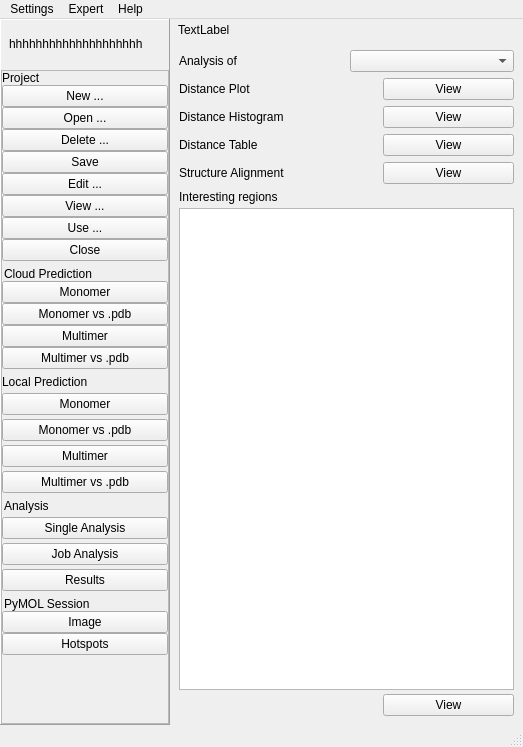
Qt form pyssa/gui/ui/forms/mainWindow_alt.ui (urban233/PySSA) before a commit.
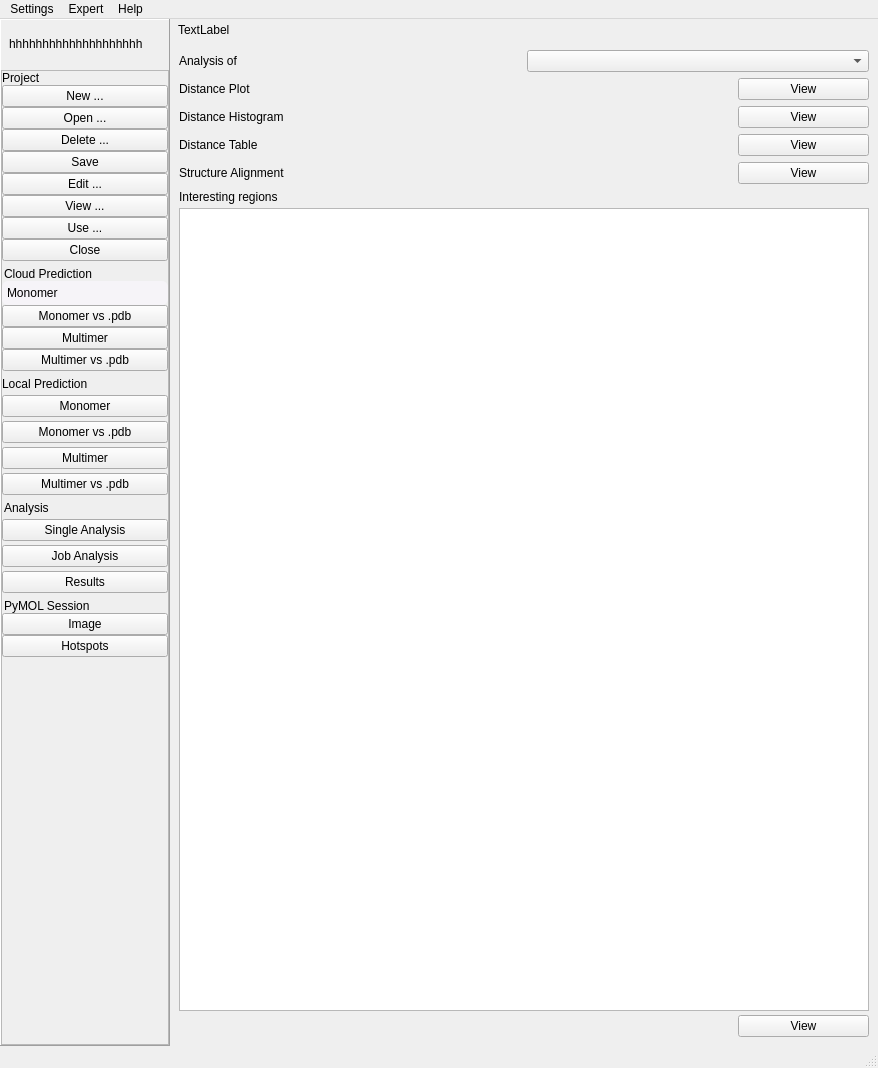
The same form after that commit. The open tabs and pages were chosen to show the change. Icons and pictures are not drawn.

Commit message: changes in styles for new buttons

Patch:
```diff
--- a/pyssa/gui/ui/forms/mainWindow_alt.ui
+++ b/pyssa/gui/ui/forms/mainWindow_alt.ui
@@ -6,8 +6,8 @@
    <rect>
     <x>0</x>
     <y>0</y>
-    <width>523</width>
-    <height>747</height>
+    <width>878</width>
+    <height>1068</height>
    </rect>
   </property>
   <property name="windowTitle">
@@ -176,8 +176,8 @@
                  <rect>
                   <x>0</x>
                   <y>0</y>
-                  <width>151</width>
-                  <height>679</height>
+                  <width>144</width>
+                  <height>970</height>
                  </rect>
                 </property>
                 <layout class="QVBoxLayout" name="verticalLayout_64">
@@ -304,6 +304,19 @@
                      <property name="layoutDirection">
                       <enum>Qt::LeftToRight</enum>
                      </property>
+                     <property name="styleSheet">
+                      <string notr="true">QPushButton {
+    background-color: #F6F4F8;
+    border-style: outset;
+    border-width: 0px;
+    border-radius: 6px;
+    border-color: #E9E9F0;
+    max-width: 8.9em;
+    min-width: 6em;
+    padding: 5px;
+    text-align: left;
+}</string>
+                     </property>
                      <property name="text">
                       <string>Monomer</string>
                      </property>
@@ -1705,7 +1718,7 @@
                 <item>
                  <layout class="QHBoxLayout" name="horizontalLayout_13">
                   <property name="spacing">
-                   <number>-1</number>
+                   <number>6</number>
                   </property>
                   <property name="leftMargin">
                    <number>0</number>
@@ -2983,8 +2996,8 @@
     <rect>
      <x>0</x>
      <y>0</y>
-     <width>523</width>
-     <height>24</height>
+     <width>878</width>
+     <height>36</height>
     </rect>
    </property>
    <widget class="QMenu" name="menuSettings">
```
Left out of the diff: 20 changed lines with no effect on the pictures. The commit also changes 3 other files.
